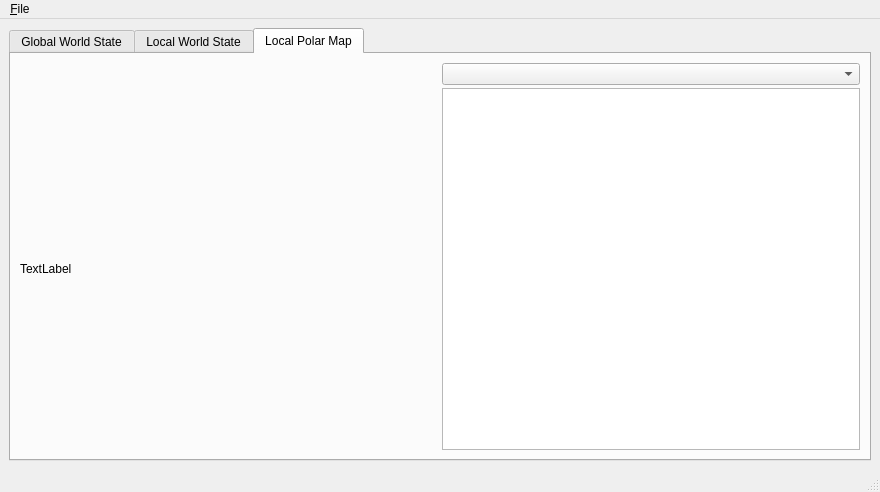
Qt form GUITools/KMonitor/KMonitor.ui (kouretes/Monas) before a commit.
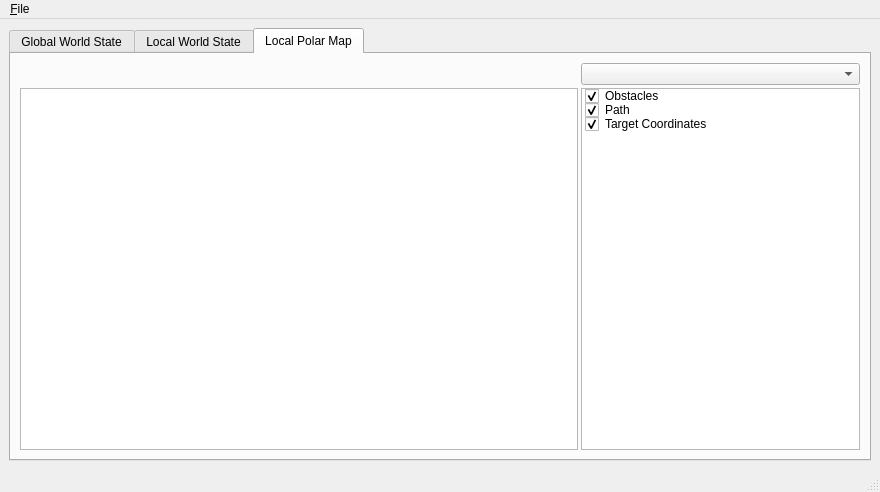
The same form after that commit. Custom widgets are drawn as their Qt base class.

Commit message: Path, targetCoordinates added to Local Polar Map

The edit to the form file:
```diff
--- a/GUITools/KMonitor/KMonitor.ui
+++ b/GUITools/KMonitor/KMonitor.ui
@@ -172,7 +172,7 @@
        </attribute>
        <layout class="QHBoxLayout" name="horizontalLayout_3">
         <item>
-         <layout class="QGridLayout" name="gridLayout_2" columnstretch="0,1,1">
+         <layout class="QGridLayout" name="gridLayout_2" columnstretch="0,2,1">
           <property name="spacing">
            <number>3</number>
           </property>
@@ -180,14 +180,35 @@
            <widget class="QComboBox" name="LPMComboBox"/>
           </item>
           <item row="1" column="1">
-           <widget class="KLabel" name="LPMLabel">
-            <property name="text">
-             <string>TextLabel</string>
-            </property>
-           </widget>
+           <widget class="KMapView" name="LPMGraphicsView"/>
           </item>
           <item row="1" column="2">
-           <widget class="KMapView" name="graphicsView"/>
+           <widget class="QListWidget" name="LPMListWidget">
+            <item>
+             <property name="text">
+              <string>Obstacles</string>
+             </property>
+             <property name="checkState">
+              <enum>Checked</enum>
+             </property>
+            </item>
+            <item>
+             <property name="text">
+              <string>Path</string>
+             </property>
+             <property name="checkState">
+              <enum>Checked</enum>
+             </property>
+            </item>
+            <item>
+             <property name="text">
+              <string>Target Coordinates</string>
+             </property>
+             <property name="checkState">
+              <enum>Checked</enum>
+             </property>
+            </item>
+           </widget>
           </item>
          </layout>
         </item>
@@ -232,11 +253,6 @@
    <extends>QGraphicsView</extends>
    <header>../KGraphicsView.h</header>
   </customwidget>
-  <customwidget>
-   <class>KLabel</class>
-   <extends>QLabel</extends>
-   <header>../KLabel.h</header>
-  </customwidget>
   <customwidget>
    <class>KMapView</class>
    <extends>QGraphicsView</extends>
```
The commit also changes 12 other files.
